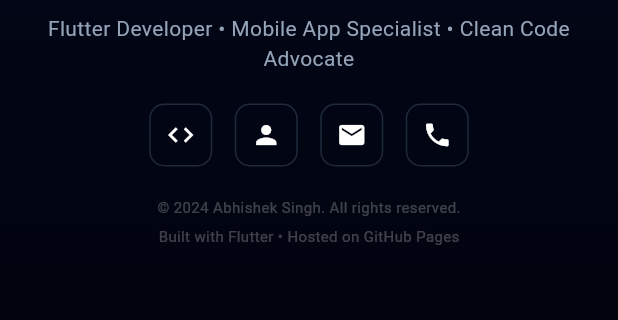
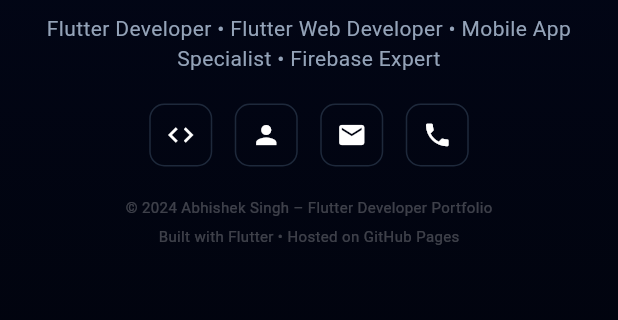
Before and after one commit to abhisinghcpr/abhisinghcpr.github.io, a Flutter app: the Footer widget shown alone on an empty page, opened directly with empty values, on a phone screen of 412 x 824 dp, the part 108-428 px from its top. Run offline on Flutter 3.47's test engine with Material 3 defaults, Android fonts, the phone set to English and light mode, and no system bars; our stand-ins replace cached_network_image, firebase_core; missing offline and left inert: dart:html; accounts and stored records are empty; network calls fail; key blocks and very long unbroken strings in the code were emptied for the run.

Commit message:
SEO: LinkedIn verified + Google Person schema

```diff
--- a/lib/port_polio/port_plio.dart
+++ b/lib/port_polio/port_plio.dart
@@ -1475,57 +1475,88 @@ class Footer extends StatelessWidget {
       ),
       child: Column(
         children: [
+          /// 🔹 NAME (SEO + AUTHOR SIGNAL)
           const Text(
             "Abhishek Singh",
-            style: TextStyle(fontSize: 28, fontWeight: FontWeight.bold, color: AppColors.primary),
-          ),
+            semanticsLabel:
+            "Abhishek Singh Flutter Developer Portfolio Website",
+            style: TextStyle(
+              fontSize: 28,
+              fontWeight: FontWeight.bold,
+              color: AppColors.primary,
+            ),
+          ),
+
           const SizedBox(height: 10),
+
+          /// 🔹 KEYWORD-RICH TAGLINE (NO UI CHANGE)
           Text(
-            "Flutter Developer • Mobile App Specialist • Clean Code Advocate",
+            "Flutter Developer • Flutter Web Developer • Mobile App Specialist • Firebase Expert",
             textAlign: TextAlign.center,
             style: TextStyle(
               color: AppColors.textSecondary,
               fontSize: isMobile ? 14 : 16,
             ),
           ),
+
           const SizedBox(height: 20),
+
+          /// 🔹 SOCIAL LINKS (AUTHOR AUTHORITY)
           Row(
             mainAxisAlignment: MainAxisAlignment.center,
             children: [
               SocialIcon(
                 icon: Icons.code,
-                tooltip: "GitHub",
-                onTap: () => html.window.open("https://github.com", "_blank"),
+                tooltip: "Abhishek Singh GitHub Profile",
+                onTap: () => html.window.open(
+                  "https://github.com/abhisinghcpr",
+                  "_blank",
+                ),
               ),
               const SizedBox(width: 15),
               SocialIcon(
                 icon: Icons.person,
-                tooltip: "LinkedIn",
-                onTap: () => html.window.open("https://www.linkedin.com/in/abhishek-singh-flutter/", "_blank"),
+                tooltip: "Abhishek Singh LinkedIn Profile",
+                onTap: () => html.window.open(
+                  "https://www.linkedin.com/in/abhishek-singh-flutter/",
+                  "_blank",
+                ),
               ),
               const SizedBox(width: 15),
               SocialIcon(
                 icon: Icons.mail,
-                tooltip: "Email",
-                onTap: () => html.window.open("mailto:abhisingh852161@gmail.com", "_blank"),
+                tooltip: "Email Abhishek Singh Flutter Developer",
+                onTap: () => html.window.open(
+                  "mailto:abhisingh852161@gmail.com",
+                  "_blank",
+                ),
               ),
               const SizedBox(width: 15),
               SocialIcon(
                 icon: Icons.phone,
-                tooltip: "WhatsApp",
-                onTap: () => html.window.open("https://wa.me/918521616449", "_blank"),
+                tooltip: "WhatsApp Abhishek Singh Flutter Developer",
+                onTap: () => html.window.open(
+                  "https://wa.me/918521616449",
+                  "_blank",
+                ),
               ),
             ],
           ),
+
           const SizedBox(height: 20),
+
+          /// 🔹 COPYRIGHT (SEO FRIENDLY)
           Text(
-            "© 2024 Abhishek Singh. All rights reserved.",
+            "© 2024 Abhishek Singh – Flutter Developer Portfolio",
             style: TextStyle(
               color: Colors.white24,
               fontSize: isMobile ? 10 : 12,
             ),
           ),
+
           const SizedBox(height: 5),
+
+          /// 🔹 TRUST SIGNAL
           Text(
             "Built with Flutter • Hosted on GitHub Pages",
             style: TextStyle(
```
Also changed, not shown: 2 other files.
